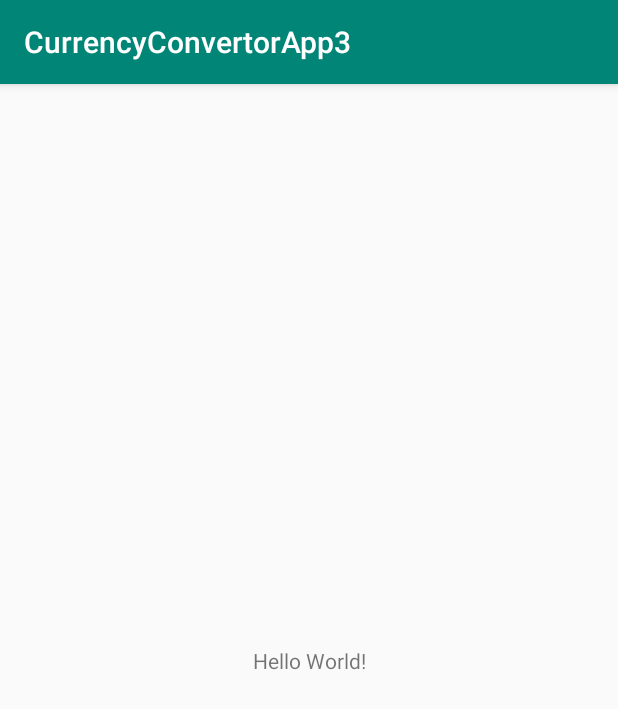
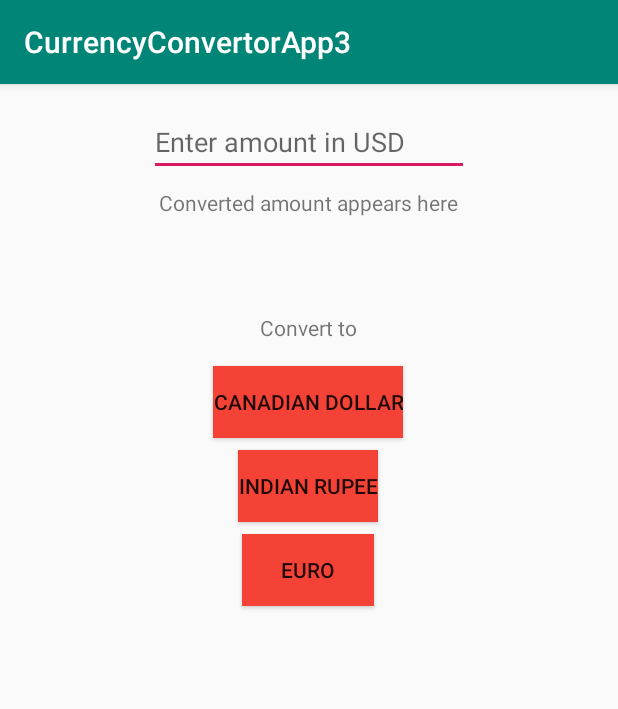
Before and after one commit to r100-stack/Android-Developer-Essentials-3-US-Dollar-Convertor, an Android app: the screen it shows after launch (MainActivity), on a phone screen of 412 x 824 dp. Shown: the top 709 px of the screen. Run offline under Robolectric (Android 15) with nearby library versions, the phone set to English and light mode, and no system bars.

Commit message:
Basic layout

```diff
--- a/app/src/main/res/layout/activity_main.xml
+++ b/app/src/main/res/layout/activity_main.xml
@@ -6,13 +6,71 @@
     android:layout_height="match_parent"
     tools:context=".MainActivity">
 
-    <TextView
+    <EditText
+        android:id="@+id/editText"
         android:layout_width="wrap_content"
         android:layout_height="wrap_content"
-        android:text="Hello World!"
-        app:layout_constraintBottom_toBottomOf="parent"
-        app:layout_constraintLeft_toLeftOf="parent"
-        app:layout_constraintRight_toRightOf="parent"
+        android:layout_marginTop="16dp"
+        android:ems="10"
+        android:hint="Enter amount in USD"
+        android:inputType="none|numberDecimal"
+        app:layout_constraintEnd_toEndOf="parent"
+        app:layout_constraintStart_toStartOf="parent"
         app:layout_constraintTop_toTopOf="parent" />
 
+    <TextView
+        android:id="@+id/textView"
+        android:layout_width="wrap_content"
+        android:layout_height="wrap_content"
+        android:layout_marginTop="8dp"
+        android:text="Converted amount appears here"
+        app:layout_constraintEnd_toEndOf="parent"
+        app:layout_constraintStart_toStartOf="parent"
+        app:layout_constraintTop_toBottomOf="@+id/editText" />
+
+    <Button
+        android:id="@+id/button"
+        android:layout_width="wrap_content"
+        android:layout_height="wrap_content"
+        android:layout_marginTop="16dp"
+        android:background="#F44336"
+        android:text="Canadian Dollar"
+        app:layout_constraintEnd_toEndOf="parent"
+        app:layout_constraintHorizontal_bias="0.498"
+        app:layout_constraintStart_toStartOf="parent"
+        app:layout_constraintTop_toBottomOf="@+id/textView2" />
+
+    <Button
+        android:id="@+id/button2"
+        android:layout_width="wrap_content"
+        android:layout_height="wrap_content"
+        android:layout_marginTop="8dp"
+        android:background="#F44336"
+        android:text="Indian Rupee"
+        app:layout_constraintEnd_toEndOf="parent"
+        app:layout_constraintHorizontal_bias="0.498"
+        app:layout_constraintStart_toStartOf="parent"
+        app:layout_constraintTop_toBottomOf="@+id/button" />
+
+    <Button
+        android:id="@+id/button3"
+        android:layout_width="wrap_content"
+        android:layout_height="wrap_content"
+        android:layout_marginTop="8dp"
+        android:background="#F44336"
+        android:text="Euro"
+        app:layout_constraintEnd_toEndOf="parent"
+        app:layout_constraintHorizontal_bias="0.498"
+        app:layout_constraintStart_toStartOf="parent"
+        app:layout_constraintTop_toBottomOf="@+id/button2" />
+
+    <TextView
+        android:id="@+id/textView2"
+        android:layout_width="wrap_content"
+        android:layout_height="wrap_content"
+        android:layout_marginTop="64dp"
+        android:text="Convert to"
+        app:layout_constraintEnd_toEndOf="parent"
+        app:layout_constraintStart_toStartOf="parent"
+        app:layout_constraintTop_toBottomOf="@+id/textView" />
 </androidx.constraintlayout.widget.ConstraintLayout>
```
